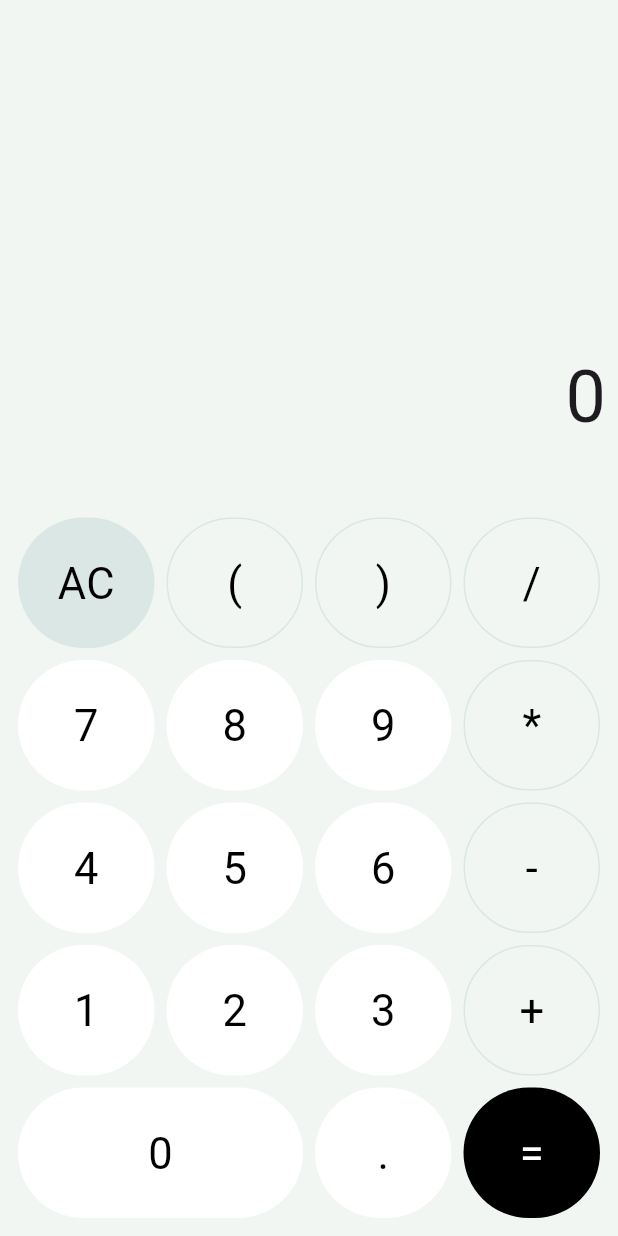
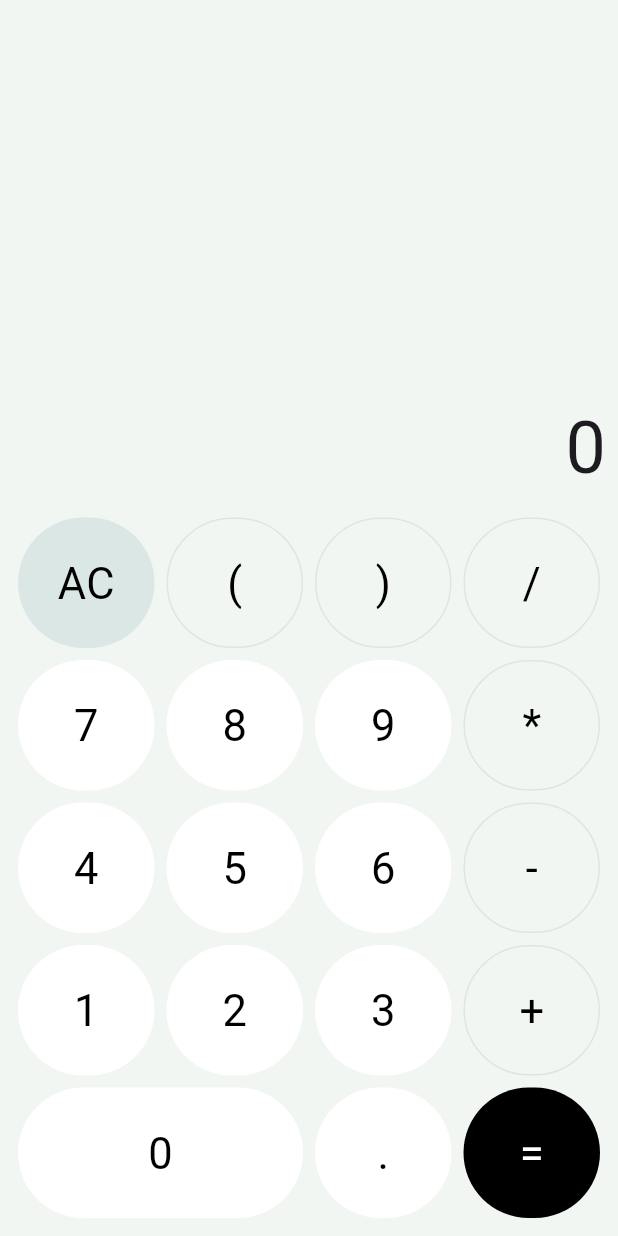
Before and after one commit to sgruhier/calculator_workshop, a Flutter app: the screen it shows after launch, on a phone screen of 412 x 824 dp. Run offline on Flutter 3.47's test engine with Material 3 defaults, Android fonts, the phone set to English and light mode, and no system bars; our stand-ins replace math_expressions.

Commit message:
better display

```diff
--- a/lib/calculator.dart
+++ b/lib/calculator.dart
@@ -15,7 +15,6 @@ class Calculator extends StatefulWidget {
 
 class _CalculatorState extends State<Calculator> {
   String operation = "";
-  String result = "0";
   bool error = false;
   List<Result> results = [];
 
@@ -80,7 +79,7 @@ class _CalculatorState extends State<Calculator> {
       error = false;
 
       double eval = exp.evaluate(EvaluationType.REAL, cm);
-
+      String result;
       if (eval == eval.toInt()) {
         // If the result is an integer, use the integer value
         result = eval.toInt().toString();
@@ -148,20 +147,11 @@ class _CalculatorState extends State<Calculator> {
         ),
         Align(
           alignment: Alignment.bottomRight,
-          child: FittedBox(
-            child: Text(
-              result,
-              style: const TextStyle(fontSize: 48),
-            ),
-          ),
-        ),
-        Align(
-          alignment: Alignment.bottomRight,
           child: Text(
-            operation,
+            operation.isEmpty ? "0" : operation,
             style: TextStyle(
-              fontSize: 24,
-              color: error ? Colors.red : Colors.grey,
+              fontSize: 48,
+              color: error ? Colors.red : null,
             ),
           ),
         ),
```
